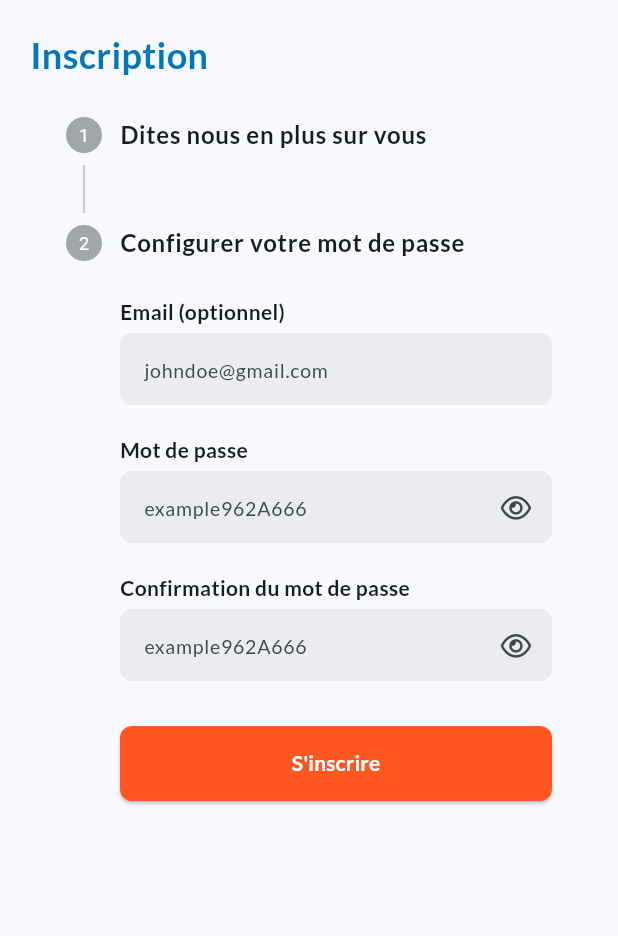
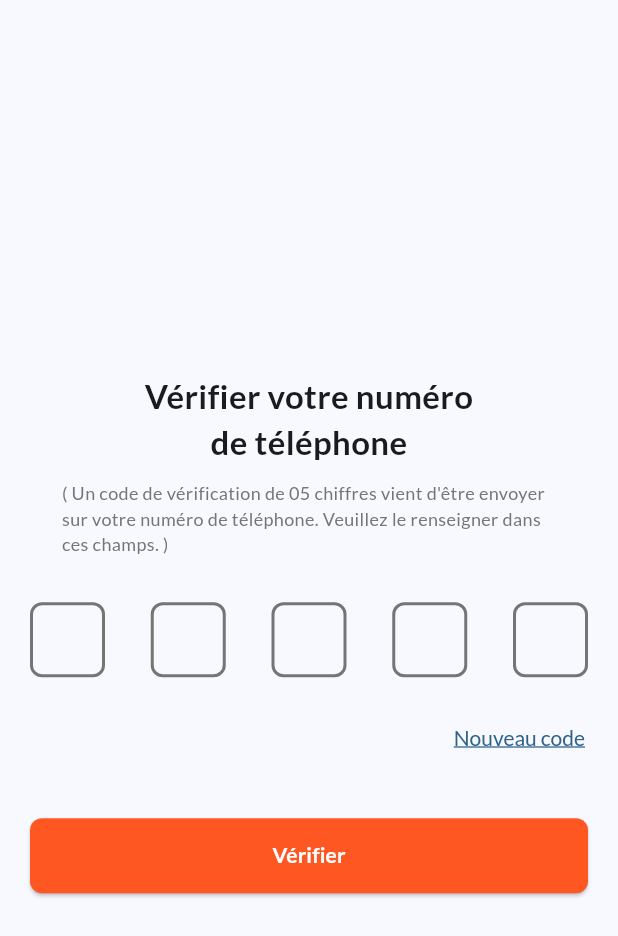
Before and after one commit to imdadAdelabou/EasyTrip, a Flutter app: the RegisterTravel screen opened by its route, after a tap on "Continue", after a tap on "S'inscrire", on a phone screen of 412 x 824 dp. Shown: the top 936 px of the screen. Run offline on Flutter 3.47's test engine with Material 2 defaults, Android fonts, the light colour scheme and no system bars; drawn by our look-alikes of pin_code_fields; our stand-ins replace flutter_svg, font_awesome_flutter, gap, google_fonts.

Commit message:
[FEAT] Add verification phoneNumber view

```diff
--- /dev/null
+++ b/lib/components/custom_pin_code_field.dart
@@ -0,0 +1,32 @@
+import "package:easy_trip/utils/styles.dart";
+import "package:flutter/material.dart";
+import "package:pin_code_fields/pin_code_fields.dart";
+
+class CustomPinCodeField extends StatelessWidget {
+  final TextInputType keyboardType;
+  const CustomPinCodeField({
+    super.key,
+    this.keyboardType = TextInputType.number,
+  });
+
+  @override
+  Widget build(BuildContext context) {
+    return PinCodeTextField(
+      obscureText: false,
+      appContext: context,
+      length: 5,
+      pinTheme: PinTheme(
+        shape: PinCodeFieldShape.box,
+        borderRadius: BorderRadius.circular(8),
+        fieldHeight: 50,
+        fieldWidth: 50,
+        activeFillColor: AppColor.greyColor,
+        inactiveColor: AppColor.greyColor,
+        selectedColor: AppColor.blueOceanColor,
+      ),
+      animationDuration: const Duration(milliseconds: 300),
+      cursorColor: AppColor.blueOceanColor,
+      keyboardType: keyboardType,
+    );
+  }
+}
--- a/lib/main.dart
+++ b/lib/main.dart
@@ -2,6 +2,7 @@ import 'package:easy_trip/utils/styles.dart';
 import 'package:easy_trip/views/auth/login.dart';
 import 'package:easy_trip/views/auth/register/select_role.dart';
 import 'package:easy_trip/views/auth/register/traveler/register_traveler.dart';
+import 'package:easy_trip/views/auth/verify_phone_number.dart';
 import 'package:easy_trip/views/onBoarding/on_boarding.view.dart';
 import 'package:easy_trip/views/splash_screen.dart';
 import 'package:flutter/material.dart';
@@ -28,6 +29,7 @@ class MyApp extends StatelessWidget {
         LoginView.routeName: (_) => const LoginView(),
         SelectRole.routeName: (_) => const SelectRole(),
         RegisterTravel.routeName: (_) => const RegisterTravel(),
+        VerifyPhoneNumber.routeName: (_) => const VerifyPhoneNumber(),
       },
     );
   }
--- a/lib/utils/app_message.dart
+++ b/lib/utils/app_message.dart
@@ -19,4 +19,9 @@ class AppMessage {
   static String moreOnYou = "Dites nous en plus sur vous";
   static String setPassword = "Configurer votre mot de passe";
   static String continueLabel = "Continue";
+  static String verifyPhoneNumberLabel = "Vérifier votre numéro \nde téléphone";
+  static String detailCodeSend =
+      "Un code de vérification de 05 chiffres vient d'être envoyer sur votre numéro de téléphone. Veuillez le renseigner dans ces champs.";
+  static String verifyLabel = "Vérifier";
+  static String codeNoRecieve = "Nouveau code";
 }
--- a/lib/views/auth/login.dart
+++ b/lib/views/auth/login.dart
@@ -1,6 +1,5 @@
 import "package:easy_trip/components/custom_btn.dart";
 import "package:easy_trip/components/custom_textbtn.dart";
-import "package:easy_trip/components/custom_textfield.dart";
 import "package:easy_trip/components/input_with_label.dart";
 import "package:easy_trip/components/text_logo.dart";
 import "package:easy_trip/utils/app_message.dart";
@@ -9,7 +8,6 @@ import "package:easy_trip/utils/styles.dart";
 import "package:easy_trip/views/auth/register/select_role.dart";
 import "package:flutter/material.dart";
 import "package:gap/gap.dart";
-import "package:google_fonts/google_fonts.dart";
 
 class LoginView extends StatelessWidget {
   static String routeName = "/login";
--- a/lib/views/auth/register/traveler/first_form.dart
+++ b/lib/views/auth/register/traveler/first_form.dart
@@ -1,7 +1,6 @@
 import "package:easy_trip/components/input_with_label.dart";
 import "package:easy_trip/utils/app_message.dart";
 import "package:easy_trip/utils/constant.dart";
-import "package:easy_trip/utils/styles.dart";
 import "package:flutter/material.dart";
 import "package:gap/gap.dart";
 
--- a/lib/views/auth/register/traveler/register_traveler.dart
+++ b/lib/views/auth/register/traveler/register_traveler.dart
@@ -1,7 +1,4 @@
-import "package:easy_trip/components/custom_btn.dart";
-import "package:easy_trip/components/input_with_label.dart";
 import "package:easy_trip/utils/app_message.dart";
-import "package:easy_trip/utils/constant.dart";
 import "package:easy_trip/utils/styles.dart";
 import "package:easy_trip/views/auth/register/traveler/stepper_register.dart";
 import "package:flutter/material.dart";
--- a/lib/views/auth/register/traveler/second_form.dart
+++ b/lib/views/auth/register/traveler/second_form.dart
@@ -1,4 +1,3 @@
-import "package:easy_trip/components/custom_btn.dart";
 import "package:easy_trip/components/input_with_label.dart";
 import "package:easy_trip/utils/app_message.dart";
 import "package:easy_trip/utils/constant.dart";
--- a/lib/views/auth/register/traveler/stepper_register.dart
+++ b/lib/views/auth/register/traveler/stepper_register.dart
@@ -2,6 +2,7 @@ import "package:easy_trip/components/custom_btn.dart";
 import "package:easy_trip/utils/app_message.dart";
 import "package:easy_trip/views/auth/register/traveler/first_form.dart";
 import "package:easy_trip/views/auth/register/traveler/second_form.dart";
+import "package:easy_trip/views/auth/verify_phone_number.dart";
 import "package:flutter/material.dart";
 import "package:google_fonts/google_fonts.dart";
 
@@ -42,7 +43,11 @@ class _StepperRegisterState extends State<StepperRegister> {
               setState(() {
                 _currentIndex++;
               });
+              return;
             }
+            Navigator.of(context).pushNamed(
+              VerifyPhoneNumber.routeName,
+            );
           },
         ),
       ),
--- /dev/null
+++ b/lib/views/auth/verify_phone_number.dart
@@ -0,0 +1,75 @@
+import "package:easy_trip/components/custom_btn.dart";
+import "package:easy_trip/components/custom_pin_code_field.dart";
+import "package:easy_trip/components/custom_textbtn.dart";
+import "package:easy_trip/utils/app_message.dart";
+import "package:easy_trip/utils/constant.dart";
+import "package:easy_trip/utils/styles.dart";
+import "package:flutter/material.dart";
+import "package:gap/gap.dart";
+import "package:google_fonts/google_fonts.dart";
+
+class VerifyPhoneNumber extends StatefulWidget {
+  static String routeName = "/verify-phone-number";
+  const VerifyPhoneNumber({super.key});
+
+  @override
+  State<VerifyPhoneNumber> createState() => _VerifyPhoneNumberState();
+}
+
+class _VerifyPhoneNumberState extends State<VerifyPhoneNumber> {
+  @override
+  Widget build(BuildContext context) {
+    double maxWidth = MediaQuery.of(context).size.width;
+
+    return Scaffold(
+      body: SafeArea(
+        child: Center(
+          child: SingleChildScrollView(
+            padding: const EdgeInsets.symmetric(
+              horizontal: horizontalSpaceBtwScreenAndComponent,
+            ),
+            child: Column(
+              children: [
+                const Gap(20.0),
+                Text(
+                  AppMessage.verifyPhoneNumberLabel,
+                  style: GoogleFonts.lato(
+                    fontWeight: FontWeight.w600,
+                    fontSize: 22.0,
+                  ),
+                  textAlign: TextAlign.center,
+                ),
+                const Gap(10.0),
+                SizedBox(
+                  width: maxWidth * .8,
+                  child: Text(
+                    '( ${AppMessage.detailCodeSend} )',
+                    style: GoogleFonts.lato(
+                      color: AppColor.greyColor,
+                      fontSize: 12.0,
+                    ),
+                  ),
+                ),
+                const Gap(30.0),
+                const CustomPinCodeField(),
+                Align(
+                  alignment: Alignment.bottomRight,
+                  child: CustomTextbtn(
+                    label: AppMessage.codeNoRecieve,
+                    textDecoration: TextDecoration.underline,
+                    action: () {},
+                  ),
+                ),
+                const Gap(30.0),
+                CustomBtn(
+                  content: AppMessage.verifyLabel,
+                  action: () {},
+                ),
+              ],
+            ),
+          ),
+        ),
+      ),
+    );
+  }
+}
--- a/pubspec.yaml
+++ b/pubspec.yaml
@@ -40,6 +40,7 @@ dependencies:
   flutter_svg: ^2.0.7
   font_awesome_flutter: ^10.5.0
   animations:
+  pin_code_fields:
 
 dev_dependencies:
   flutter_test:
```
Also changed, not shown: pubspec.lock.
